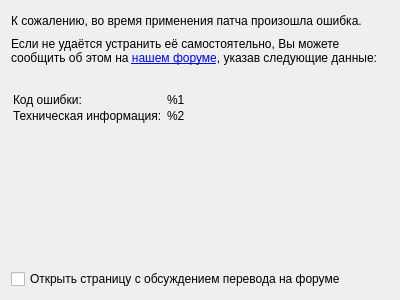
Old version of the form game-specific/Metroid Prime 3/Patcher/wizard/ui/FailedPage.ui in the repository mbystryantsev/consolgames-tools.
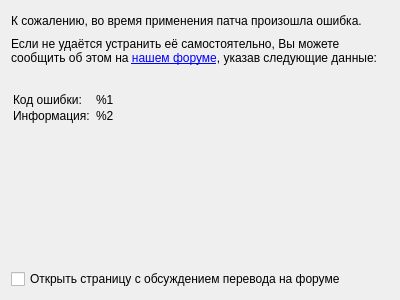
New version of the form. Icons and pictures are not drawn.

The edit to the form file:
```diff
--- a/game-specific/Metroid Prime 3/Patcher/wizard/ui/FailedPage.ui
+++ b/game-specific/Metroid Prime 3/Patcher/wizard/ui/FailedPage.ui
@@ -98,7 +98,9 @@
    <item>
     <widget class="QLabel" name="errorInfo">
      <property name="text">
-      <string>&lt;table&gt;&lt;tr&gt;&lt;td&gt;Код ошибки:  &lt;/td&gt;&lt;td&gt;%1&lt;/td&gt;&lt;/tr&gt;&lt;tr&gt;&lt;td&gt;Техническая информация:  &lt;/td&gt;&lt;td&gt;%2&lt;/td&gt;&lt;/tr&gt;&lt;/table&gt;</string>
+      <string>&lt;html&gt;&lt;head&gt;
+&lt;/head&gt;&lt;body&gt;
+&lt;table&gt;&lt;tr&gt;&lt;td&gt;Код ошибки:  &lt;/td&gt;&lt;td&gt;%1&lt;/td&gt;&lt;/tr&gt;&lt;tr&gt;&lt;td&gt;Информация:  &lt;/td&gt;&lt;td&gt;%2&lt;/td&gt;&lt;/tr&gt;&lt;/table&gt;&lt;/body&gt;&lt;/html&gt;</string>
      </property>
      <property name="wordWrap">
       <bool>true</bool>
```
